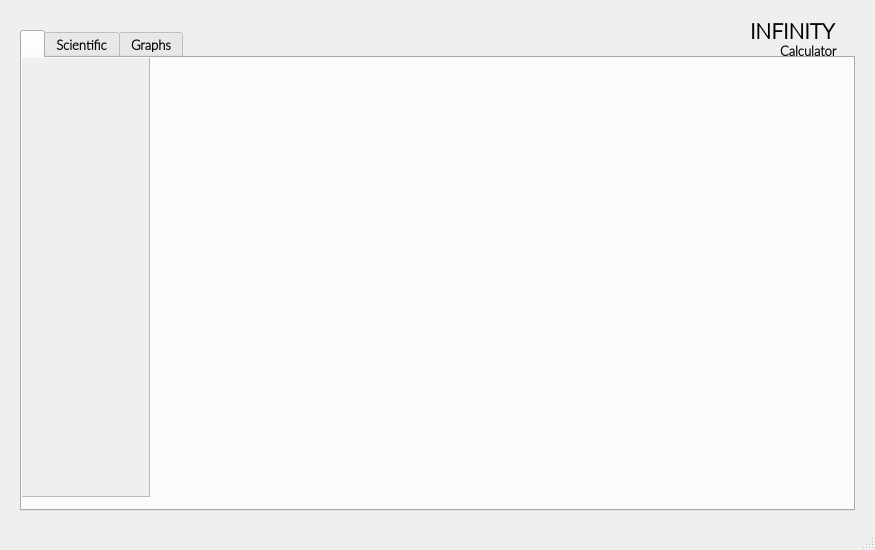
Old version of the form mainscreen.ui in the repository rddealwis/Formular_Calculator_and_Integrator.
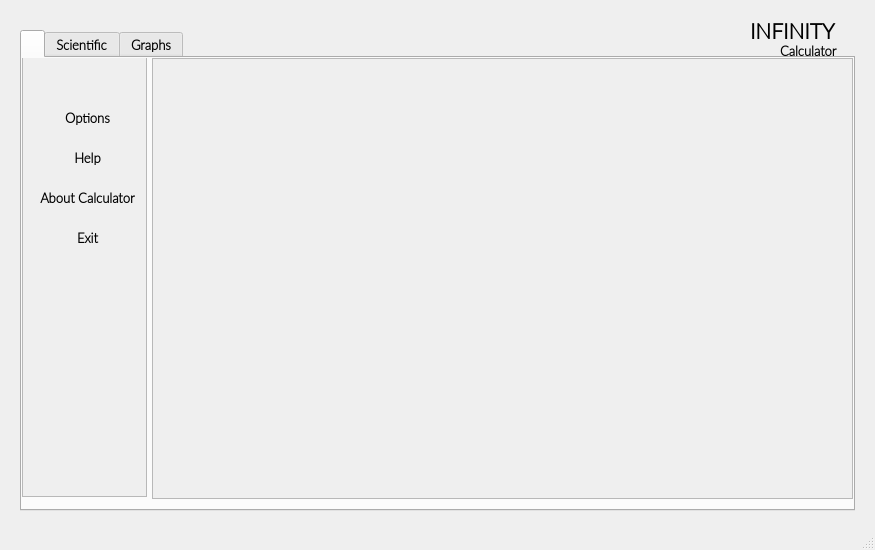
New version of the form. The open tabs and pages were chosen to show the change. Icons and pictures are not drawn.

Patch:
```diff
--- a/mainscreen.ui
+++ b/mainscreen.ui
@@ -69,10 +69,105 @@
      <widget class="QFrame" name="frame">
       <property name="geometry">
        <rect>
-        <x>-2</x>
+        <x>0</x>
         <y>-1</y>
-        <width>130</width>
+        <width>125</width>
         <height>440</height>
+       </rect>
+      </property>
+      <property name="autoFillBackground">
+       <bool>true</bool>
+      </property>
+      <property name="frameShape">
+       <enum>QFrame::StyledPanel</enum>
+      </property>
+      <property name="frameShadow">
+       <enum>QFrame::Raised</enum>
+      </property>
+      <widget class="QPushButton" name="pbOptions">
+       <property name="geometry">
+        <rect>
+         <x>0</x>
+         <y>40</y>
+         <width>131</width>
+         <height>41</height>
+        </rect>
+       </property>
+       <property name="autoFillBackground">
+        <bool>false</bool>
+       </property>
+       <property name="text">
+        <string>Options</string>
+       </property>
+       <property name="flat">
+        <bool>true</bool>
+       </property>
+      </widget>
+      <widget class="QPushButton" name="pbHelp">
+       <property name="geometry">
+        <rect>
+         <x>0</x>
+         <y>80</y>
+         <width>131</width>
+         <height>41</height>
+        </rect>
+       </property>
+       <property name="autoFillBackground">
+        <bool>false</bool>
+       </property>
+       <property name="text">
+        <string>Help</string>
+       </property>
+       <property name="flat">
+        <bool>true</bool>
+       </property>
+      </widget>
+      <widget class="QPushButton" name="pbAboutUs">
+       <property name="geometry">
+        <rect>
+         <x>0</x>
+         <y>120</y>
+         <width>131</width>
+         <height>41</height>
+        </rect>
+       </property>
+       <property name="autoFillBackground">
+        <bool>false</bool>
+       </property>
+       <property name="text">
+        <string>About Calculator</string>
+       </property>
+       <property name="flat">
+        <bool>true</bool>
+       </property>
+      </widget>
+      <widget class="QPushButton" name="pbExit">
+       <property name="geometry">
+        <rect>
+         <x>0</x>
+         <y>160</y>
+         <width>131</width>
+         <height>41</height>
+        </rect>
+       </property>
+       <property name="autoFillBackground">
+        <bool>false</bool>
+       </property>
+       <property name="text">
+        <string>Exit</string>
+       </property>
+       <property name="flat">
+        <bool>true</bool>
+       </property>
+      </widget>
+     </widget>
+     <widget class="QFrame" name="frmOpenWindows">
+      <property name="geometry">
+       <rect>
+        <x>130</x>
+        <y>0</y>
+        <width>701</width>
+        <height>441</height>
        </rect>
       </property>
       <property name="autoFillBackground">
```
Left out of the diff: 4 changed lines with no effect on the pictures.
